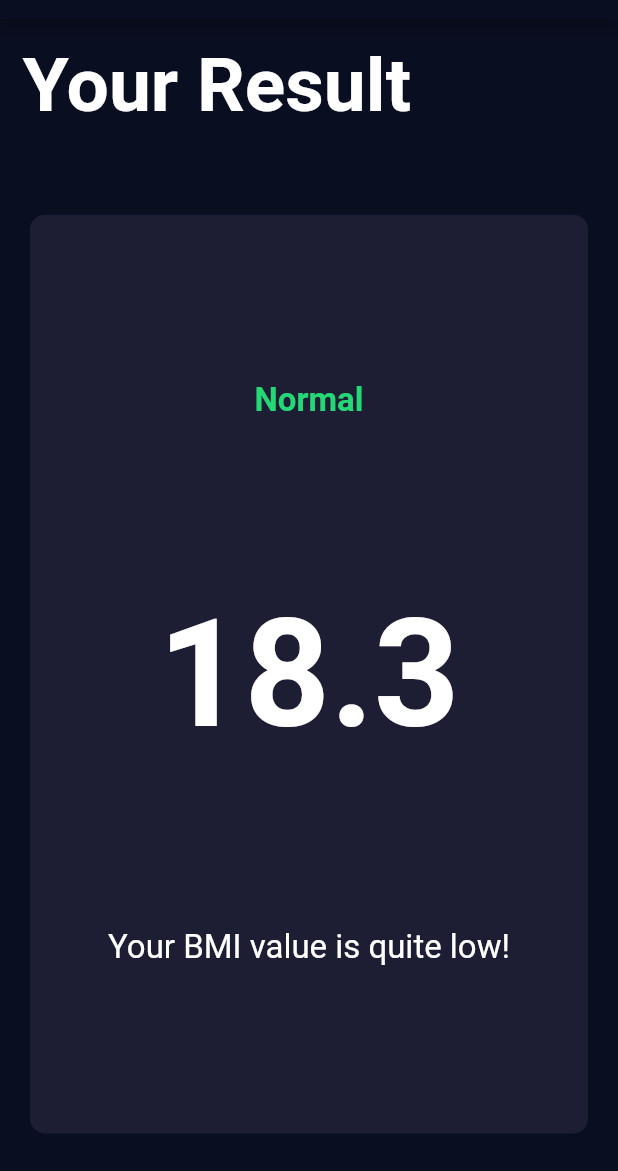
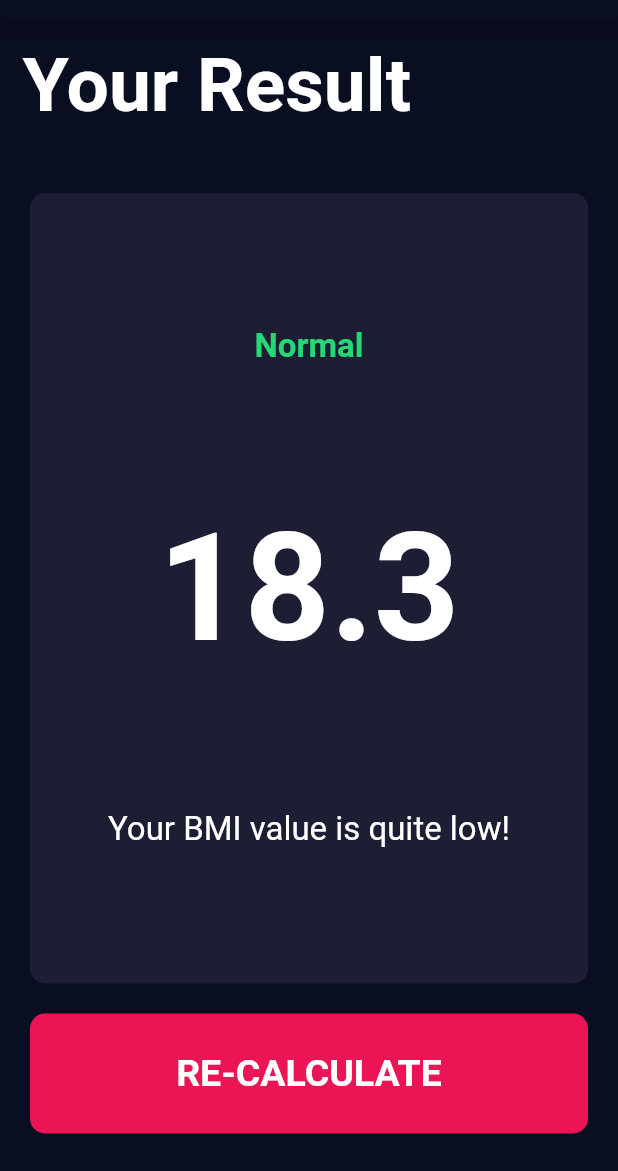
Before and after one commit to chaniru-puldith/BMI-calculator-flutter-app, a Flutter app: the screen it shows after launch, after a tap on "CALCULATE", on a phone screen of 412 x 824 dp, the part 65-1236 px from its top. Run offline on Flutter 3.47's test engine with Material 2 defaults, Android fonts, the light colour scheme and no system bars; our stand-ins replace font_awesome_flutter.

Commit message:
Re-calculate button

```diff
--- a/lib/screens/input_page.dart
+++ b/lib/screens/input_page.dart
@@ -222,7 +222,7 @@ class _InputPageState extends State<InputPage> {
                   Navigator.push(
                     context,
                     MaterialPageRoute(
-                      builder: (context) => const ResultsPage(),
+                      builder: (context) => ResultsPage(),
                     ),
                   );
                 },
--- a/lib/screens/results_page.dart
+++ b/lib/screens/results_page.dart
@@ -1,8 +1,14 @@
 import 'package:bmi_calculator/components/reusable_card.dart';
 import 'package:flutter/material.dart';
 import 'package:bmi_calculator/constants.dart';
+import 'package:bmi_calculator/components/bottom_button.dart';
 
 class ResultsPage extends StatelessWidget {
+  final String resultText = 'Normal';
+  final String resultDescriptionText = 'Your BMI value is quite low!';
+  final double valueBMI = 18.3;
+  final Color resultTextColor = kResultNormalColor;
+
   const ResultsPage({super.key});
 
   @override
@@ -18,12 +24,10 @@ class ResultsPage extends StatelessWidget {
             mainAxisAlignment: MainAxisAlignment.spaceEvenly,
             crossAxisAlignment: CrossAxisAlignment.stretch,
             children: <Widget>[
-              Expanded(
-                child: Container(
-                  child: Text(
-                    'Your Result',
-                    style: kResultTitleTextStyle,
-                  ),
+              const Expanded(
+                child: Text(
+                  'Your Result',
+                  style: kResultTitleTextStyle,
                 ),
               ),
               Expanded(
@@ -35,19 +39,19 @@ class ResultsPage extends StatelessWidget {
                     mainAxisAlignment: MainAxisAlignment.spaceEvenly,
                     children: <Widget>[
                       Text(
-                        'Normal',
+                        resultText,
                         style: TextStyle(
-                          color: kResultNormalColor,
+                          color: resultTextColor,
                           fontSize: 22.0,
                           fontWeight: FontWeight.bold,
                         ),
                       ),
                       Text(
-                        '18.3',
+                        valueBMI.toString(),
                         style: kBMITextStyle,
                       ),
                       Text(
-                        'Your BMI value is quite low!',
+                        resultDescriptionText,
                         style: kResultDescriptionStyle,
                         textAlign: TextAlign.center,
                       ),
@@ -56,6 +60,12 @@ class ResultsPage extends StatelessWidget {
                   onPress: () {},
                 ),
               ),
+              BottomButton(
+                buttonTitle: 'RE-CALCULATE',
+                onPress: () {
+                  Navigator.pop(context);
+                },
+              ),
             ],
           ),
         ),
```
Also changed, not shown: 1 other file.
